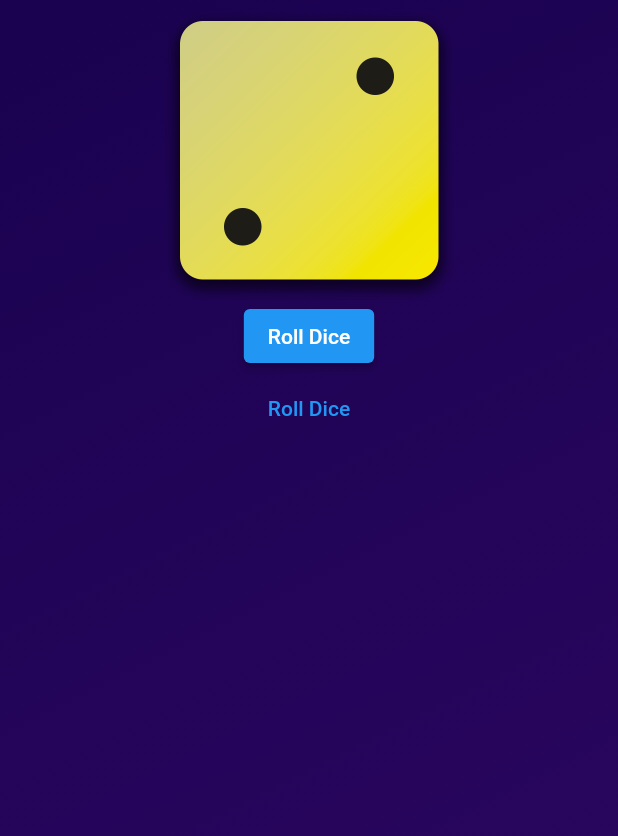
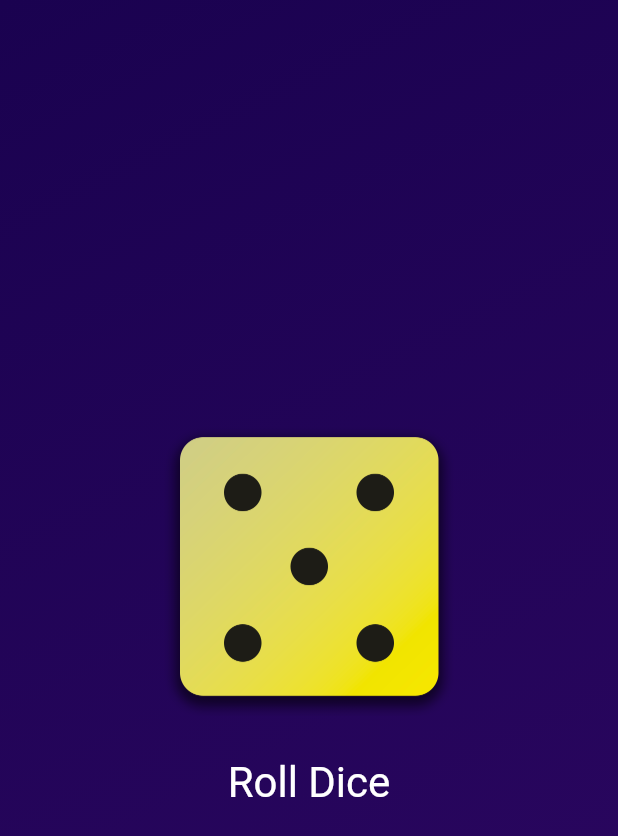
Before and after one commit to adarshpv9746/flutter_dice_roll_, a Flutter app: the screen it shows after launch, after a tap on "Roll Dice", on a phone screen of 412 x 824 dp. Shown: the top 836 px of the screen. Run offline on Flutter 3.47's test engine with Material 2 defaults, Android fonts, the phone set to English and light mode, and no system bars.

Commit message:
completed dice roll app

```diff
--- /dev/null
+++ b/lib/dice_roller.dart
@@ -0,0 +1,50 @@
+import 'package:flutter/material.dart';
+import 'dart:math';
+
+class DiceRoller extends StatefulWidget {
+  const DiceRoller({super.key});
+  @override
+  State<DiceRoller> createState() {
+    return _DiceRollerState();
+  }
+}
+
+class _DiceRollerState extends State<DiceRoller> {
+  var currentDiceRoll = 2;
+
+  rollDice() {
+    setState(() {
+      currentDiceRoll = Random().nextInt(6) + 1;
+    });
+  }
+
+  @override
+  Widget build(context) {
+    return Column(
+      mainAxisSize: MainAxisSize.min,
+      children: [
+        Image.asset(
+          'assets/images/dice-$currentDiceRoll.png',
+          width: 200,
+        ),
+        const SizedBox(
+          height: 20,
+        ),
+        // ElevatedButton(onPressed: diceRoll, child: const Text("Roll Dice")),
+        TextButton(
+          onPressed: rollDice,
+          style: TextButton.styleFrom(
+            // padding: EdgeInsets.only(
+            //   top: 20,
+            // ),
+            foregroundColor: Colors.white,
+            textStyle: const TextStyle(
+              fontSize: 28,
+            ),
+          ),
+          child: const Text('Roll Dice'),
+        ),
+      ],
+    );
+  }
+}
--- a/lib/gradient_container.dart
+++ b/lib/gradient_container.dart
@@ -1,5 +1,6 @@
 import 'package:flutter/material.dart';
-//import 'package:flutter_dice_roll_app/styled_text.dart';s
+import 'package:flutter_dice_roll_app/dice_roller.dart';
+//import 'package:flutter_dice_roll_app/styled_text.dart';
 
 var startAlignment = Alignment.topLeft;
 var endAlignment = Alignment.bottomRight;
@@ -8,8 +9,6 @@
   const GradientContainer(this.color1, this.color2, {super.key});
   final Color color1;
   final Color color2;
-
-  diceRoll() {}
 
   @override
   Widget build(context) {
@@ -21,21 +20,9 @@
           end: endAlignment,
         ),
       ),
-      child: Center(
+      child: const Center(
         //child: StyledText('Hello world!!'),
-        child: Column(
-          children: [
-            Image.asset(
-              'assets/images/dice-2.png',
-              width: 200,
-            ),
-            ElevatedButton(onPressed: diceRoll, child: const Text("Roll Dice")),
-            TextButton(
-              onPressed: diceRoll,
-              child: const Text('Roll Dice'),
-            )
-          ],
-        ),
+        child: DiceRoller(),
       ),
     );
   }
```
